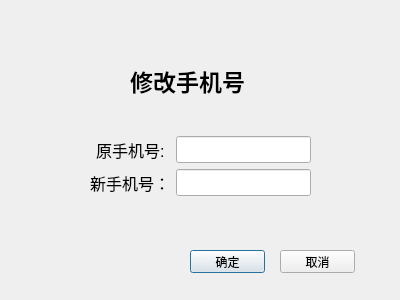
Old version of the form Client/Dingpiao/dingpiaoxitong/telephonechange.ui in the repository ticketgroup/qichedinggpiao.
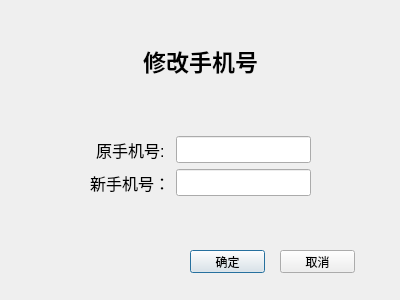
New version of the form.

```diff
--- a/Client/Dingpiao/dingpiaoxitong/telephonechange.ui
+++ b/Client/Dingpiao/dingpiaoxitong/telephonechange.ui
@@ -16,9 +16,9 @@
   <widget class="QLabel" name="label">
    <property name="geometry">
     <rect>
-     <x>130</x>
-     <y>60</y>
-     <width>131</width>
+     <x>0</x>
+     <y>40</y>
+     <width>401</width>
      <height>41</height>
     </rect>
    </property>
@@ -32,6 +32,9 @@
    <property name="text">
     <string>修改手机号</string>
    </property>
+   <property name="alignment">
+    <set>Qt::AlignCenter</set>
+   </property>
   </widget>
   <widget class="QWidget" name="formLayoutWidget">
    <property name="geometry">
```
